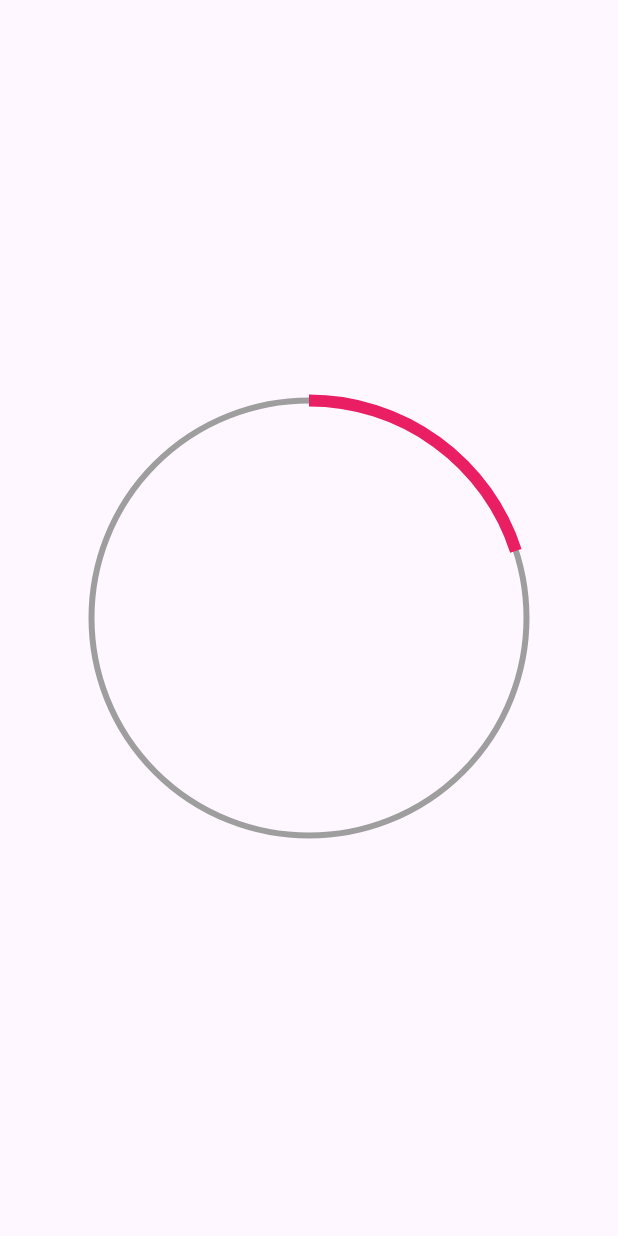
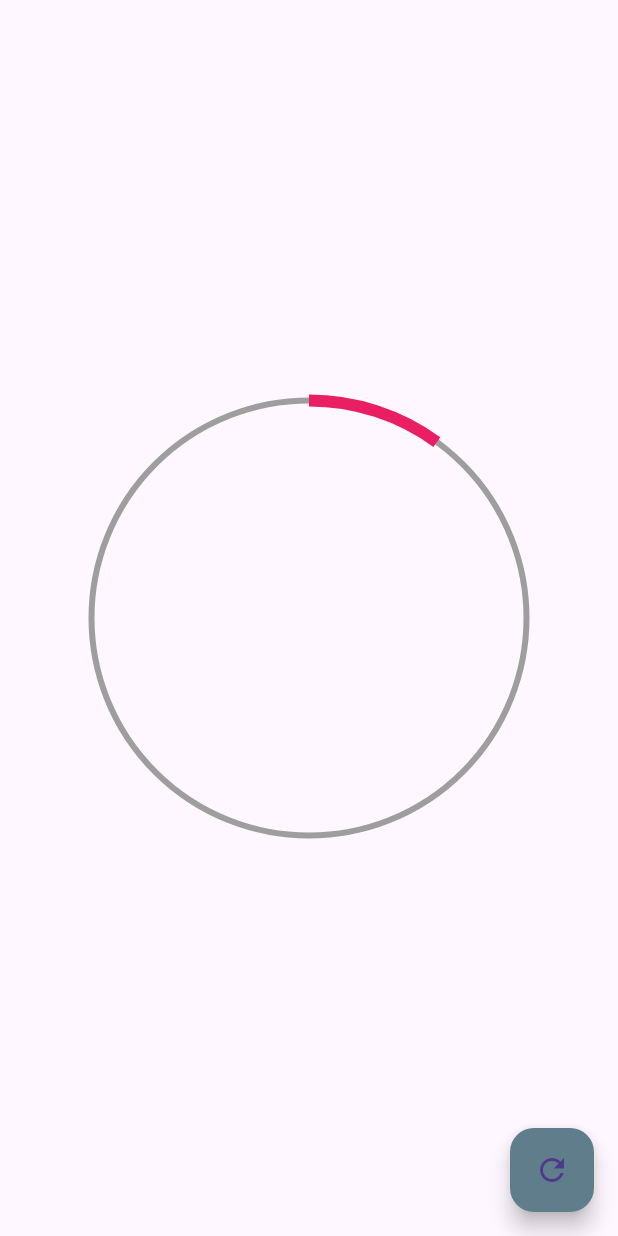
Before and after one commit to Flutter-Course-Sergio/designsApp, a Flutter app: the screen it shows after launch, on a phone screen of 412 x 824 dp. Run offline on Flutter 3.47's test engine with Material 3 defaults, Android fonts, the light colour scheme and no system bars.

Commit message:
value change dynamic

```diff
--- a/lib/src/pages/circular_progress_page.dart
+++ b/lib/src/pages/circular_progress_page.dart
@@ -10,16 +10,27 @@ class CircularProgressPage extends StatefulWidget {
 }
 
 class _CircularProgressPageState extends State<CircularProgressPage> {
+  double percentage = 10;
+
   @override
   Widget build(BuildContext context) {
     return Scaffold(
+      floatingActionButton: FloatingActionButton(
+        backgroundColor: Colors.blueGrey,
+        onPressed: () {
+          percentage += 10;
+          if (percentage > 100) percentage = 0;
+          setState(() {});
+        },
+        child: const Icon(Icons.refresh),
+      ),
       body: Center(
           child: Container(
         padding: const EdgeInsets.all(5),
         width: 300,
         height: 300,
         child: CustomPaint(
-          painter: _RadialProgress(),
+          painter: _RadialProgress(percentage),
         ),
       )),
     );
@@ -27,10 +38,11 @@ class _CircularProgressPageState extends State<CircularProgressPage> {
 }
 
 class _RadialProgress extends CustomPainter {
+  double percentage;
+  _RadialProgress(this.percentage);
+
   @override
   void paint(Canvas canvas, Size size) {
-    const percentage = 20;
-
     final paintCircle = Paint()
       ..strokeWidth = 4
       ..color = Colors.grey
```
